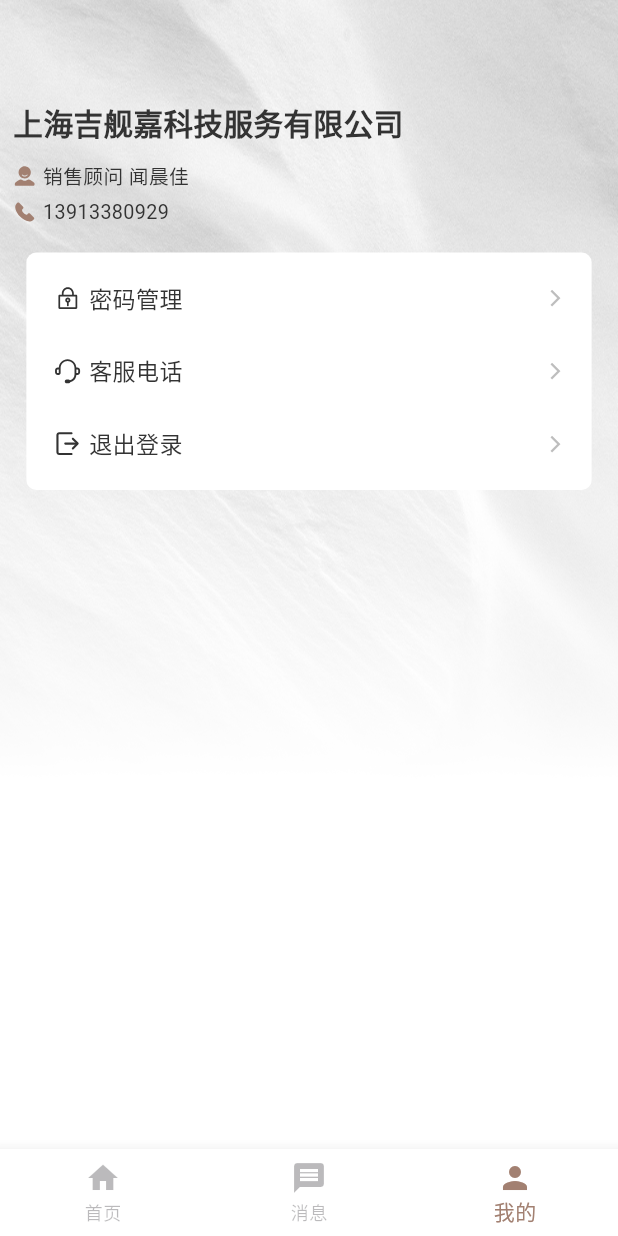
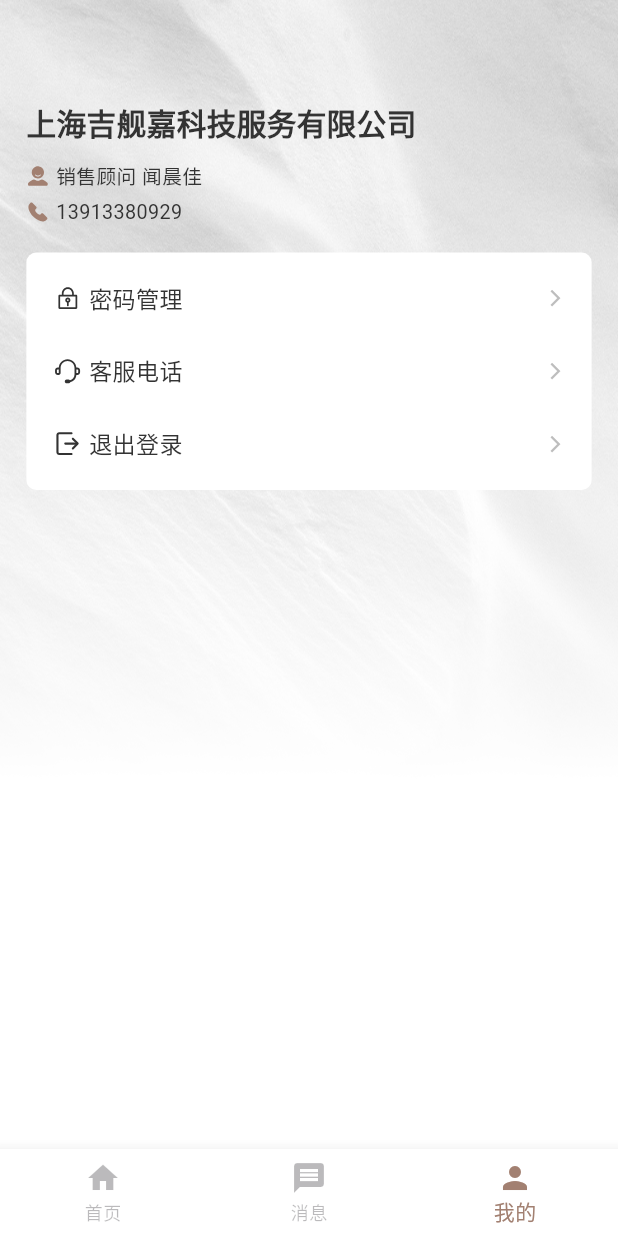
Before and after one commit to jerrywu001/flutter-tpl, a Flutter app: the screen it shows after launch, item 3 of the bottom bar chosen, on a phone screen of 412 x 824 dp. Run offline on Flutter 3.47's test engine with Material 3 defaults, Android fonts, the light colour scheme and no system bars; our stand-ins replace flutter_svg.

Commit message:
ios status bar

```diff
--- a/lib/pages/home/mine_screen.dart
+++ b/lib/pages/home/mine_screen.dart
@@ -27,17 +27,20 @@ class _MineScreenState extends State<MineScreen> {
 
   @override
   Widget build(BuildContext context) {
+    const overlayStyle = SystemUiOverlayStyle(
+      statusBarColor: Colors.transparent,
+      statusBarIconBrightness: Brightness.dark,
+      statusBarBrightness: Brightness.light,
+    );
+
     return AnnotatedRegion<SystemUiOverlayStyle>(
-      value: const SystemUiOverlayStyle(),
+      value: overlayStyle,
       child: Scaffold(
         extendBodyBehindAppBar: true,
         appBar: AppBar(
           backgroundColor: Colors.transparent,
           elevation: 0,
-          systemOverlayStyle: const SystemUiOverlayStyle(
-            statusBarColor: Colors.transparent,
-            statusBarIconBrightness: Brightness.dark,
-          ),
+          systemOverlayStyle: overlayStyle,
         ),
         body: Stack(
           children: [
@@ -56,7 +59,7 @@ class _MineScreenState extends State<MineScreen> {
                 children: [
                   const SizedBox(height: 72),
                   Padding(
-                    padding: EdgeInsets.symmetric(horizontal: 16.rpx),
+                    padding: EdgeInsets.symmetric(horizontal: 32.rpx),
                     child: Column(
                       crossAxisAlignment: CrossAxisAlignment.start,
                       children: [
```
Also changed, not shown: lib/pages/detail.dart (+22 -14 lines), pubspec.lock.
